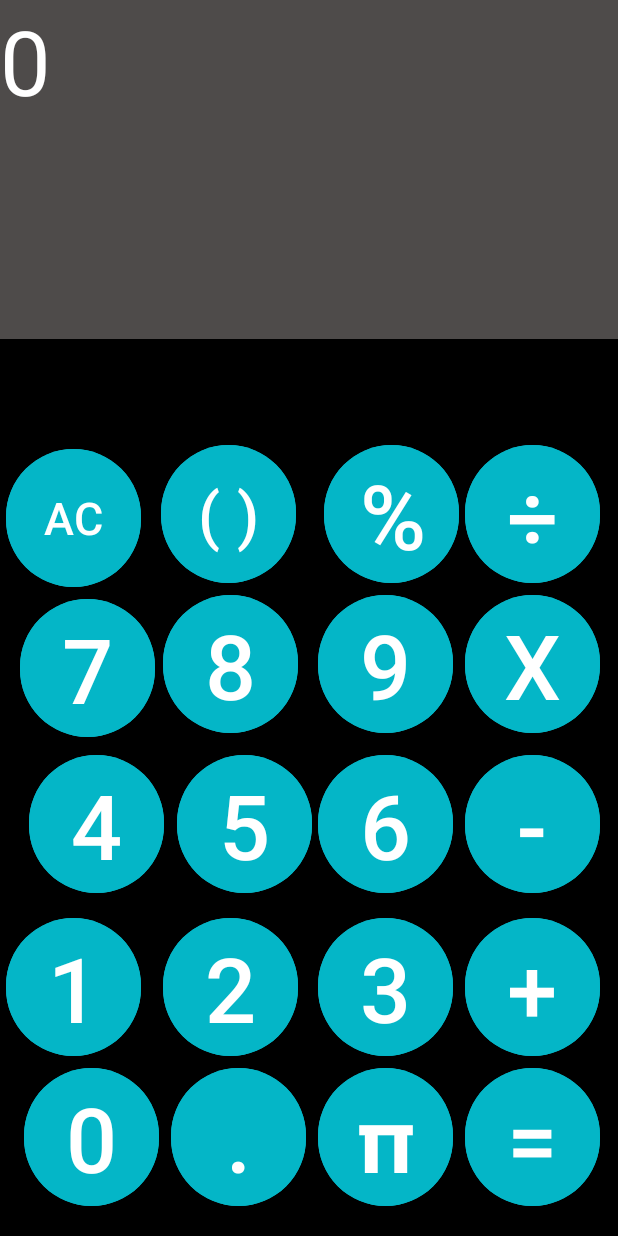
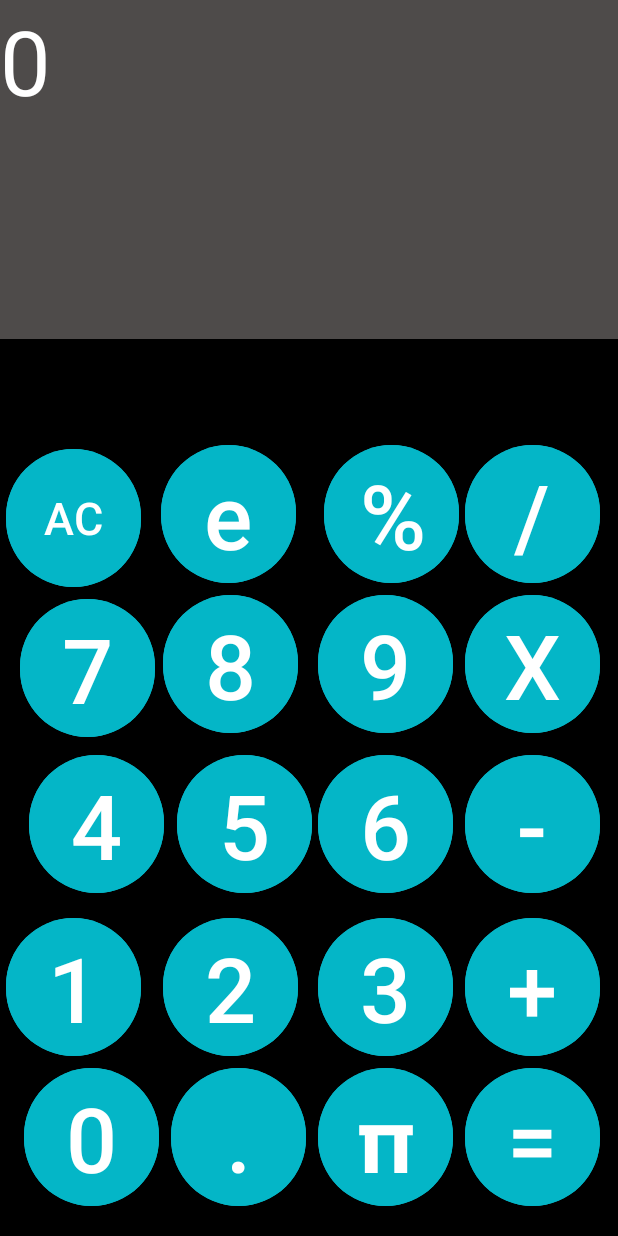
Before and after one commit to AndyLFHS2025/CalculatorAppLi, an Android app: the screen it shows after launch (MainActivity), on a phone screen of 412 x 824 dp. Run offline under Robolectric (Android 15) with nearby library versions, the phone set to English and light mode, and no system bars.

```diff
--- a/app/src/main/res/layout/activity_main.xml
+++ b/app/src/main/res/layout/activity_main.xml
@@ -9,6 +9,7 @@
 
     <Button
         android:id="@+id/equal"
+        android:onClick="buttonPressed"
         android:layout_width="@dimen/button_width"
         android:layout_height="@dimen/button_length"
         android:layout_marginEnd="12dp"
@@ -21,6 +22,7 @@
 
     <Button
         android:id="@+id/pi"
+        android:onClick="buttonPressed"
         android:layout_width="@dimen/button_width"
         android:layout_height="@dimen/button_length"
         android:layout_marginEnd="8dp"
@@ -33,6 +35,7 @@
 
     <Button
         android:id="@+id/decimal"
+        android:onClick="buttonPressed"
         android:layout_width="@dimen/button_width"
         android:layout_height="@dimen/button_length"
         android:layout_marginEnd="8dp"
@@ -45,7 +48,7 @@
 
     <Button
         android:id="@+id/zero"
-        android:onClick="numPressed"
+        android:onClick="buttonPressed"
         android:layout_width="@dimen/button_width"
         android:layout_height="@dimen/button_length"
         android:layout_marginBottom="16dp"
@@ -59,7 +62,7 @@
 
     <Button
         android:id="@+id/one"
-        android:onClick="numPressed"
+        android:onClick="buttonPressed"
         android:layout_width="@dimen/button_width"
         android:layout_height="@dimen/button_length"
         android:layout_marginStart="4dp"
@@ -82,7 +85,7 @@
 
     <Button
         android:id="@+id/three"
-        android:onClick="numPressed"
+        android:onClick="buttonPressed"
         android:layout_width="@dimen/button_width"
         android:layout_height="@dimen/button_length"
         android:layout_marginEnd="8dp"
@@ -94,7 +97,7 @@
 
     <Button
         android:id="@+id/two"
-        android:onClick="numPressed"
+        android:onClick="buttonPressed"
         android:layout_width="@dimen/button_width"
         android:layout_height="@dimen/button_length"
         android:backgroundTint="@color/sky_blue"
@@ -122,7 +125,7 @@
 
     <Button
         android:id="@+id/nine"
-        android:onClick="numPressed"
+        android:onClick="buttonPressed"
         android:layout_width="@dimen/button_width"
         android:layout_height="@dimen/button_length"
         android:layout_marginEnd="8dp"
@@ -136,7 +139,7 @@
 
     <Button
         android:id="@+id/eight"
-        android:onClick="numPressed"
+        android:onClick="buttonPressed"
         android:layout_width="@dimen/button_width"
         android:layout_height="@dimen/button_length"
         android:backgroundTint="@color/sky_blue"
@@ -151,7 +154,7 @@
 
     <Button
         android:id="@+id/seven"
-        android:onClick="numPressed"
+        android:onClick="buttonPressed"
         android:layout_width="@dimen/button_width"
         android:layout_height="@dimen/button_length"
         android:layout_marginBottom="4dp"
@@ -165,7 +168,7 @@
 
     <Button
         android:id="@+id/four"
-        android:onClick="numPressed"
+        android:onClick="buttonPressed"
         android:layout_width="@dimen/button_width"
         android:layout_height="@dimen/button_length"
         android:backgroundTint="@color/sky_blue"
@@ -193,7 +196,7 @@
 
     <Button
         android:id="@+id/five"
-        android:onClick="numPressed"
+        android:onClick="buttonPressed"
         android:layout_width="@dimen/button_width"
         android:layout_height="@dimen/button_length"
         android:layout_marginEnd="4dp"
@@ -207,7 +210,7 @@
 
     <Button
         android:id="@+id/six"
-        android:onClick="numPressed"
+        android:onClick="buttonPressed"
         android:layout_width="@dimen/button_width"
         android:layout_height="@dimen/button_length"
         android:layout_marginEnd="8dp"
@@ -240,7 +243,7 @@
         android:layout_height="@dimen/button_length"
         android:layout_marginEnd="12dp"
         android:backgroundTint="@color/sky_blue"
-        android:text="÷"
+        android:text="/"
         android:textSize="@dimen/text_size"
         app:layout_constraintBottom_toTopOf="@+id/multiply"
         app:layout_constraintEnd_toEndOf="parent"
@@ -253,8 +256,8 @@
         android:layout_height="@dimen/button_length"
         android:layout_marginTop="44dp"
         android:backgroundTint="@color/sky_blue"
-        android:text="( )"
-        android:textSize="42sp"
+        android:text="e"
+        android:textSize="@dimen/text_size"
         app:layout_constraintBottom_toTopOf="@+id/eight"
         app:layout_constraintEnd_toStartOf="@+id/percent"
         app:layout_constraintHorizontal_bias="0.419"
```
Also changed, not shown: app/src/main/java/com/example/calculatorapp/MainActivity.java (+74 -13 lines).
